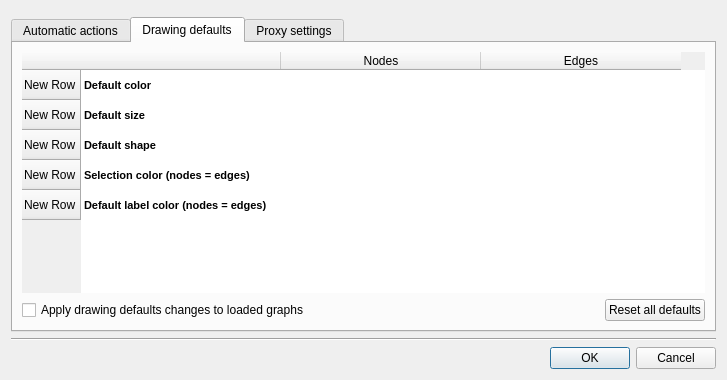
Qt form plugins/perspective/GraphPerspective/designer/PreferencesDialog.ui (Tulip-Dev/tulip) before a commit.
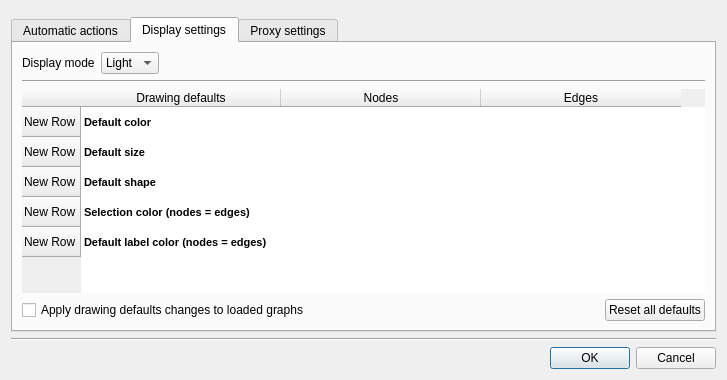
The same form after that commit. The open tabs and pages were chosen to show the change. Icons and pictures are not drawn.

Commit message: Dark mode final step: enable the choice between two display modes Light/Dark through the Preferences dialog + allow to restart when display mode has changed

The edit to the form file:
```diff
--- a/plugins/perspective/GraphPerspective/designer/PreferencesDialog.ui
+++ b/plugins/perspective/GraphPerspective/designer/PreferencesDialog.ui
@@ -232,9 +232,54 @@
      </widget>
      <widget class="QWidget" name="tab_2">
       <attribute name="title">
-       <string>Drawing defaults</string>
+       <string>Display settings</string>
       </attribute>
       <layout class="QVBoxLayout" name="verticalLayout_3">
+       <item>
+        <layout class="QHBoxLayout" name="horizontalLayout_2">
+         <item>
+          <widget class="QLabel" name="label">
+           <property name="text">
+            <string>Display mode</string>
+           </property>
+          </widget>
+         </item>
+         <item>
+          <widget class="QComboBox" name="displayModeCombo">
+           <item>
+            <property name="text">
+             <string>Light</string>
+            </property>
+           </item>
+           <item>
+            <property name="text">
+             <string>Dark</string>
+            </property>
+           </item>
+          </widget>
+         </item>
+         <item>
+          <spacer name="horizontalSpacer_7">
+           <property name="orientation">
+            <enum>Qt::Horizontal</enum>
+           </property>
+           <property name="sizeHint" stdset="0">
+            <size>
+             <width>40</width>
+             <height>20</height>
+            </size>
+           </property>
+          </spacer>
+         </item>
+        </layout>
+       </item>
+       <item>
+        <widget class="Line" name="line">
+         <property name="orientation">
+          <enum>Qt::Horizontal</enum>
+         </property>
+        </widget>
+       </item>
        <item>
         <layout class="QVBoxLayout" name="renderingFrameContents">
          <property name="spacing">
@@ -302,7 +347,7 @@
            </row>
            <column>
             <property name="text">
-             <string/>
+             <string>Drawing defaults</string>
             </property>
            </column>
            <column>
```
The commit also changes 13 other files.
